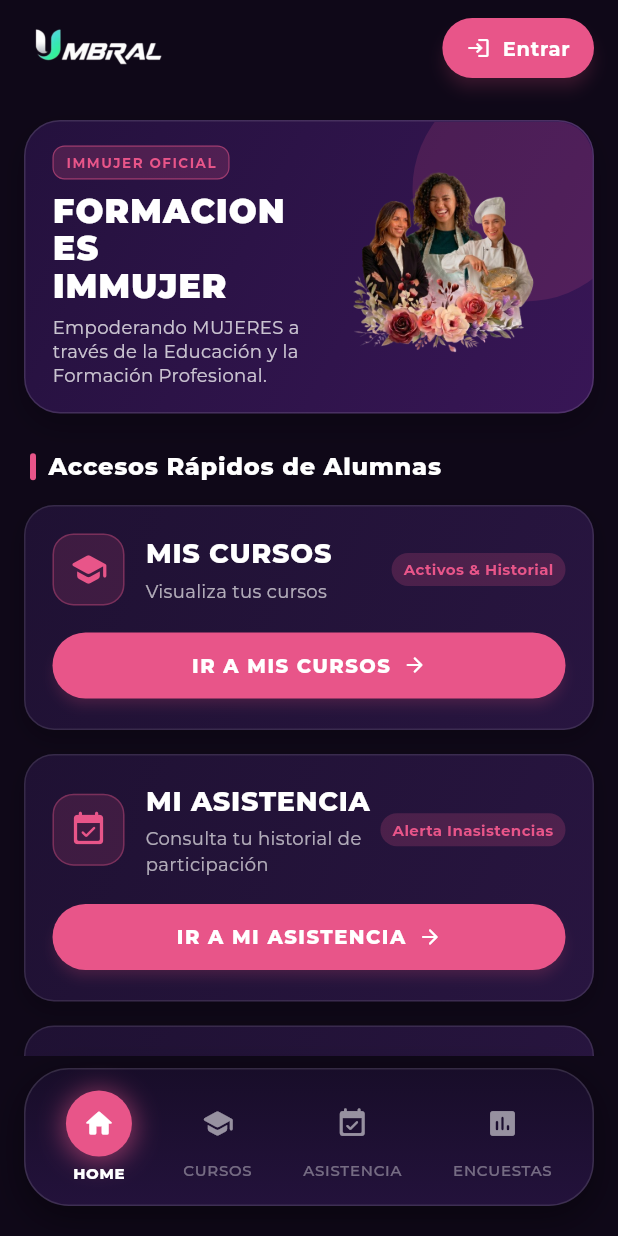
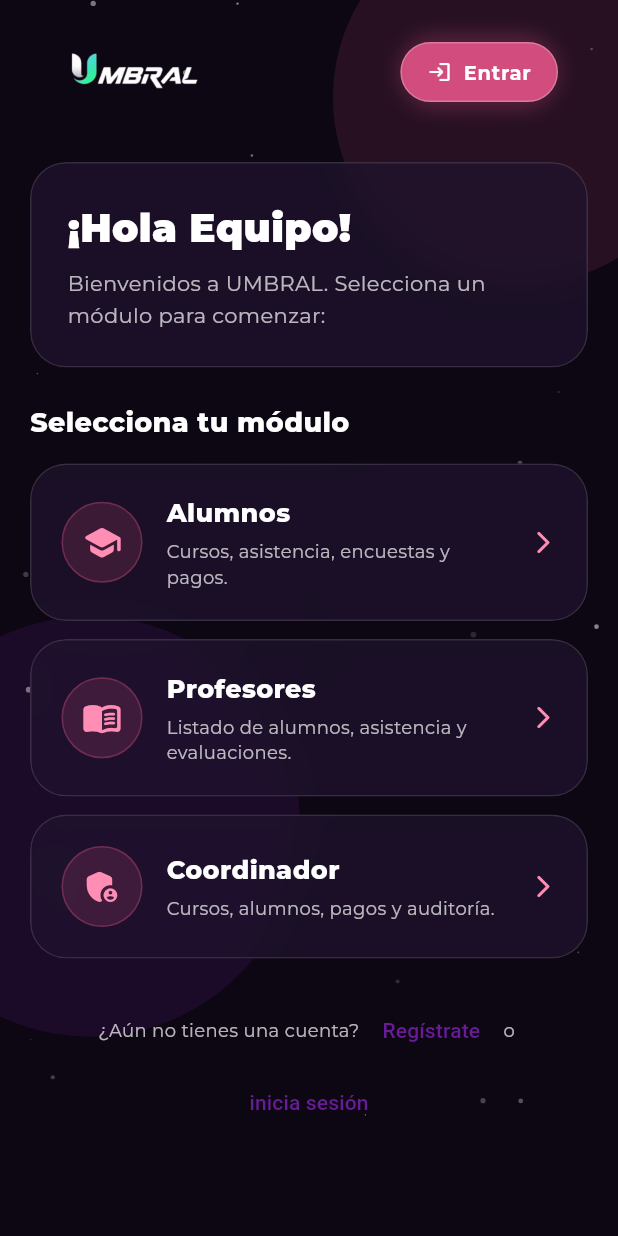
Before and after one commit to VladimirArguelles/umbral_immujer, a Flutter app: the screen it shows after launch, on a phone screen of 412 x 824 dp. Run offline on Flutter 3.47's test engine with Material 3 defaults, Android fonts, the phone set to English and light mode, and no system bars; our stand-ins replace flutter_dotenv, google_fonts, image_picker, supabase_flutter; accounts and stored records are empty.

Commit message:
feat(ui): agregar landing y mejorar navegacion
Co-authored-by: Copilot <223556219+Copilot@users.noreply.github.com>

```diff
--- a/lib/features/home/presentation/widgets/custom_top_bar.dart
+++ b/lib/features/home/presentation/widgets/custom_top_bar.dart
@@ -16,18 +16,23 @@ class CustomTopBar extends StatelessWidget {
   Widget build(BuildContext context) {
     return Padding(
       padding: const EdgeInsets.symmetric(horizontal: 16.0, vertical: 8.0),
-      child: Row(
-        mainAxisAlignment: MainAxisAlignment.spaceBetween,
+      child: LayoutBuilder(
+        builder: (context, constraints) {
+          final logoHeight = constraints.maxWidth < 350 ? 36.0 : 48.0;
+
+          return SizedBox(
+            height: 56,
+            child: Stack(
+              alignment: Alignment.center,
               children: [
-          // Logotipo Oficial UMBRAL
+                // Logotipo Oficial UMBRAL centrado en la barra
                 Hero(
                   tag: 'app_logo_umbral',
                   child: Image.asset(
                     'assets/images/Logo Umbral.png',
-              height: 36,
+                    height: logoHeight,
                     fit: BoxFit.contain,
                     errorBuilder: (context, error, stackTrace) {
-                // Fallback tipográfico si la imagen no se carga
                       return Text(
                         'UMBRAL',
                         style: GoogleFonts.montserrat(
@@ -41,15 +46,19 @@ class CustomTopBar extends StatelessWidget {
                   ),
                 ),
 
-          // Lado Derecho: Botón estilo píldora "Entrar"
-          ElevatedButton.icon(
+                Align(
+                  alignment: Alignment.centerRight,
+                  child: ElevatedButton.icon(
                     style: ElevatedButton.styleFrom(
                       backgroundColor: HomeThemeColors.accentPink,
                       foregroundColor: Colors.white,
                       elevation: 4,
                       shadowColor: HomeThemeColors.accentPinkGlow,
                       shape: const StadiumBorder(),
-              padding: const EdgeInsets.symmetric(horizontal: 16, vertical: 10),
+                      padding: const EdgeInsets.symmetric(
+                        horizontal: 16,
+                        vertical: 10,
+                      ),
                     ),
                     onPressed: onLoginPressed ??
                         () {
@@ -69,7 +78,11 @@ class CustomTopBar extends StatelessWidget {
                       ),
                     ),
                   ),
+                ),
               ],
+            ),
+          );
+        },
       ),
     );
   }
--- a/lib/features/home/presentation/widgets/floating_bottom_bar.dart
+++ b/lib/features/home/presentation/widgets/floating_bottom_bar.dart
@@ -1,3 +1,5 @@
+import 'dart:ui' show ImageFilter;
+
 import 'package:flutter/material.dart';
 import 'package:google_fonts/google_fonts.dart';
 import 'package:umbral_immujer/features/home/presentation/theme/home_theme_colors.dart';
@@ -21,88 +23,132 @@ class FloatingBottomBar extends StatelessWidget {
       {'label': 'ENCUESTAS', 'icon': Icons.poll_rounded},
     ];
 
+    final borderRadius = BorderRadius.circular(40);
+
     return Container(
-      margin: const EdgeInsets.only(left: 16, right: 16, bottom: 20, top: 8),
-      padding: const EdgeInsets.symmetric(horizontal: 10, vertical: 8),
+      margin: const EdgeInsets.symmetric(horizontal: 20, vertical: 8),
       decoration: BoxDecoration(
-        borderRadius: BorderRadius.circular(30),
-        gradient: HomeThemeColors.navBarGradient,
-        border: Border.all(color: Colors.white12, width: 1),
+        borderRadius: borderRadius,
         boxShadow: const [
           BoxShadow(
-            color: Color(0x66000000),
+            color: Color(0x80000000),
+            offset: Offset(0, 10),
             blurRadius: 20,
-            offset: Offset(0, 8),
+            spreadRadius: 2,
+          ),
+          BoxShadow(
+            color: Color(0x0DFFFFFF),
+            offset: Offset(0, -2),
+            blurRadius: 5,
           ),
         ],
       ),
+      child: ClipRRect(
+        borderRadius: borderRadius,
+        child: BackdropFilter(
+          filter: ImageFilter.blur(sigmaX: 10, sigmaY: 10),
+          child: Container(
+            height: 88,
+            decoration: BoxDecoration(
+              color: const Color(0xFF160B22).withValues(alpha: 0.82),
+              borderRadius: borderRadius,
+              border: Border.all(
+                color: Colors.white.withValues(alpha: 0.1),
+                width: 1.5,
+              ),
+            ),
             child: Row(
-        mainAxisAlignment: MainAxisAlignment.spaceAround,
               children: List.generate(items.length, (index) {
                 final isSelected = index == currentIndex;
                 final item = items[index];
 
-          return GestureDetector(
+                return Expanded(
+                  child: GestureDetector(
                     onTap: () => onTabSelected(index),
                     behavior: HitTestBehavior.opaque,
                     child: AnimatedContainer(
-              duration: const Duration(milliseconds: 250),
-              curve: Curves.easeOutCubic,
-              padding: const EdgeInsets.symmetric(horizontal: 14, vertical: 6),
+                      duration: const Duration(milliseconds: 300),
+                      curve: Curves.easeInOut,
+                      padding: const EdgeInsets.symmetric(vertical: 4),
                       child: Column(
                         mainAxisSize: MainAxisSize.min,
+                        mainAxisAlignment: MainAxisAlignment.center,
                         children: [
-                  // Contenedor del ícono
-                  isSelected
-                      ? Container(
-                          width: 44,
-                          height: 44,
+                          AnimatedContainer(
+                            duration: const Duration(milliseconds: 300),
+                            curve: Curves.easeInOut,
+                            width: 42,
+                            height: 42,
                             decoration: BoxDecoration(
                               shape: BoxShape.circle,
-                            color: HomeThemeColors.activeIconContainer,
-                            boxShadow: [
+                              gradient: LinearGradient(
+                                begin: Alignment.topLeft,
+                                end: Alignment.bottomRight,
+                                colors: isSelected
+                                    ? [
+                                        HomeThemeColors.accentPink,
+                                        const Color(0xFF9C27B0),
+                                      ]
+                                    : [
+                                        const Color(0xFF231435),
+                                        const Color(0xFF12081C),
+                                      ],
+                              ),
+                              boxShadow: isSelected
+                                  ? [
                                       BoxShadow(
-                                color: HomeThemeColors.accentPink.withValues(alpha: 0.55),
-                                blurRadius: 14,
+                                        color: HomeThemeColors.accentPink
+                                            .withValues(alpha: 0.6),
+                                        blurRadius: 12,
                                         spreadRadius: 2,
-                                offset: const Offset(0, 2),
+                                      ),
+                                    ]
+                                  : [
+                                      const BoxShadow(
+                                        color: Color(0x99000000),
+                                        offset: Offset(2, 2),
+                                        blurRadius: 4,
+                                      ),
+                                      const BoxShadow(
+                                        color: Color(0x0DFFFFFF),
+                                        offset: Offset(-1, -1),
+                                        blurRadius: 3,
                                       ),
                                     ],
                             ),
                             child: Icon(
                               item['icon'] as IconData,
+                              color: isSelected ? Colors.white : Colors.white60,
                               size: 22,
-                            color: Colors.white,
-                          ),
-                        )
-                      : Container(
-                          width: 40,
-                          height: 40,
-                          alignment: Alignment.center,
-                          child: Icon(
-                            item['icon'] as IconData,
-                            size: 22,
-                            color: Colors.white54,
                             ),
                           ),
-
-                  const SizedBox(height: 4),
-
-                  // Texto del Tab
-                  Text(
+                          const SizedBox(height: 3),
+                          FittedBox(
+                            fit: BoxFit.scaleDown,
+                            child: Text(
                               item['label'] as String,
+                              maxLines: 1,
                               style: GoogleFonts.montserrat(
-                      fontSize: 10,
-                      fontWeight: isSelected ? FontWeight.w800 : FontWeight.w500,
-                      letterSpacing: 0.5,
-                      color: isSelected ? Colors.white : Colors.white38,
+                                fontSize: 9,
+                                fontWeight: isSelected
+                                    ? FontWeight.w800
+                                    : FontWeight.w500,
+                                letterSpacing: 0.4,
+                                color: isSelected
+                                    ? Colors.white
+                                    : Colors.white60,
+                              ),
                             ),
                           ),
                         ],
                       ),
                     ),
+                  ),
                 );
               }),
+            ),
+          ),
+        ),
       ),
     );
   }
--- a/lib/features/home/presentation/widgets/hero_banner.dart
+++ b/lib/features/home/presentation/widgets/hero_banner.dart
@@ -61,7 +61,7 @@ class HeroBanner extends StatelessWidget {
                 children: [
                   // Lado Izquierdo: Textos y Título
                   Expanded(
-                    flex: 5,
+                    flex: 4,
                     child: Column(
                       crossAxisAlignment: CrossAxisAlignment.start,
                       mainAxisSize: MainAxisSize.min,
@@ -120,9 +120,9 @@ class HeroBanner extends StatelessWidget {
 
                   // Lado Derecho: Ilustración gráfica del banner ampliada
                   Expanded(
-                    flex: 5,
+                    flex: 6,
                     child: SizedBox(
-                      height: 155, // Tamaño incrementado para mayor presencia e impacto visual
+                      height: 220,
                       child: Image.asset(
                         imagePath,
                         fit: BoxFit.contain,
--- /dev/null
+++ b/lib/features/landing/presentation/pages/landing_page.dart
@@ -0,0 +1,150 @@
+import 'dart:ui' show ImageFilter;
+
+import 'package:flutter/material.dart';
+import 'package:google_fonts/google_fonts.dart';
+import 'package:umbral_immujer/features/landing/presentation/widgets/landing_top_bar.dart';
+import 'package:umbral_immujer/features/landing/presentation/widgets/module_card.dart';
+import 'package:umbral_immujer/features/landing/presentation/widgets/particles_background.dart';
+
+/// Pantalla de bienvenida para elegir un módulo e iniciar la autenticación.
+class LandingPage extends StatelessWidget {
+  const LandingPage({super.key});
+
+  void _openAuth(BuildContext context) {
+    Navigator.of(context).pushNamed('/login');
+  }
+
+  @override
+  Widget build(BuildContext context) {
+    return Scaffold(
+      backgroundColor: const Color(0xFF0D0714),
+      body: ParticlesBackground(
+        child: SafeArea(
+          child: SingleChildScrollView(
+            padding: const EdgeInsets.symmetric(vertical: 12),
+            child: Center(
+              child: ConstrainedBox(
+                constraints: const BoxConstraints(maxWidth: 720),
+                child: Padding(
+                  padding: const EdgeInsets.symmetric(horizontal: 20),
+                  child: Column(
+                    crossAxisAlignment: CrossAxisAlignment.stretch,
+                    children: [
+                      // El encabezado ofrece acceso directo al inicio de sesión.
+                      LandingTopBar(onLoginPressed: () => _openAuth(context)),
+                      const SizedBox(height: 24),
+                      _buildWelcomeCard(),
+                      const SizedBox(height: 24),
+                      Text(
+                        'Selecciona tu módulo',
+                        style: GoogleFonts.montserrat(
+                          color: Colors.white,
+                          fontSize: 18,
+                          fontWeight: FontWeight.w800,
+                        ),
+                      ),
+                      const SizedBox(height: 14),
+                      // El inicio de sesión verifica el perfil y abre el panel de su rol.
+                      ModuleCard(
+                        title: 'Alumnos',
+                        description: 'Cursos, asistencia, encuestas y pagos.',
+                        icon: Icons.school_rounded,
+                        onTap: () => _openAuth(context),
+                      ),
+                      const SizedBox(height: 12),
+                      ModuleCard(
+                        title: 'Profesores',
+                        description:
+                            'Listado de alumnos, asistencia y evaluaciones.',
+                        icon: Icons.menu_book_rounded,
+                        onTap: () => _openAuth(context),
+                      ),
+                      const SizedBox(height: 12),
+                      ModuleCard(
+                        title: 'Coordinador',
+                        description: 'Cursos, alumnos, pagos y auditoría.',
+                        icon: Icons.admin_panel_settings_rounded,
+                        onTap: () => _openAuth(context),
+                      ),
+                      const SizedBox(height: 24),
+                      _buildAuthFooter(context),
+                      const SizedBox(height: 20),
+                    ],
+                  ),
+                ),
+              ),
+            ),
+          ),
+        ),
+      ),
+    );
+  }
+
+  /// Presenta el saludo dentro de una superficie de vidrio esmerilado.
+  Widget _buildWelcomeCard() {
+    final borderRadius = BorderRadius.circular(24);
+
+    return ClipRRect(
+      borderRadius: borderRadius,
+      child: BackdropFilter(
+        filter: ImageFilter.blur(sigmaX: 14, sigmaY: 14),
+        child: Container(
+          padding: const EdgeInsets.all(24),
+          decoration: BoxDecoration(
+            color: const Color(0xFF1F132D).withValues(alpha: 0.7),
+            borderRadius: borderRadius,
+            border: Border.all(color: Colors.white.withValues(alpha: 0.12)),
+          ),
+          child: Column(
+            crossAxisAlignment: CrossAxisAlignment.start,
+            children: [
+              Text(
+                '¡Hola Equipo!',
+                style: GoogleFonts.montserrat(
+                  color: Colors.white,
+                  fontSize: 26,
+                  fontWeight: FontWeight.w900,
+                ),
+              ),
+              const SizedBox(height: 8),
+              Text(
+                'Bienvenidos a UMBRAL. Selecciona un módulo para comenzar:',
+                style: GoogleFonts.montserrat(
+                  color: Colors.white70,
+                  fontSize: 14,
+                  height: 1.5,
+                ),
+              ),
+            ],
+          ),
+        ),
+      ),
+    );
+  }
+
+  /// Mantiene registro e inicio de sesión como acciones independientes.
+  Widget _buildAuthFooter(BuildContext context) {
+    return Wrap(
+      alignment: WrapAlignment.center,
+      crossAxisAlignment: WrapCrossAlignment.center,
+      children: [
+        Text(
+          '¿Aún no tienes una cuenta? ',
+          style: GoogleFonts.montserrat(color: Colors.white70, fontSize: 12),
+        ),
+        TextButton(
+          onPressed: () => Navigator.of(context).pushNamed('/register'),
+          child: const Text('Regístrate'),
+        ),
+        Text(
+          ' o ',
+          style: GoogleFonts.montserrat(color: Colors.white70, fontSize: 12),
+        ),
+        TextButton(
+          onPressed: () => _openAuth(context),
+          child: const Text('inicia sesión'),
+        ),
+      ],
+    );
+  }
+}
--- /dev/null
+++ b/lib/features/landing/presentation/widgets/landing_top_bar.dart
@@ -0,0 +1,78 @@
+import 'package:flutter/material.dart';
+import 'package:google_fonts/google_fonts.dart';
+
+/// Barra superior para la pantalla de inicio / Gateway
+class LandingTopBar extends StatelessWidget {
+  final VoidCallback onLoginPressed;
+
+  const LandingTopBar({super.key, required this.onLoginPressed});
+
+  @override
+  Widget build(BuildContext context) {
+    return Padding(
+      padding: const EdgeInsets.symmetric(horizontal: 20.0, vertical: 12.0),
+      child: Row(
+        mainAxisAlignment: MainAxisAlignment.spaceBetween,
+        children: [
+          // Logotipo Oficial UMBRAL
+          Hero(
+            tag: 'app_logo_umbral',
+            child: Image.asset(
+              'assets/images/Logo Umbral.png',
+              height: 36,
+              fit: BoxFit.contain,
+              errorBuilder: (context, error, stackTrace) {
+                return Text(
+                  'UMBRAL',
+                  style: GoogleFonts.montserrat(
+                    fontSize: 22,
+                    fontWeight: FontWeight.w900,
+                    letterSpacing: 2.0,
+                    color: Colors.white,
+                  ),
+                );
+              },
+            ),
+          ),
+
+          // Botón estilo píldora rosa/magenta translúcido "Entrar"
+          Container(
+            decoration: BoxDecoration(
+              borderRadius: BorderRadius.circular(30),
+              boxShadow: [
+                BoxShadow(
+                  color: const Color(0xFFE85589).withValues(alpha: 0.25),
+                  blurRadius: 10,
+                  spreadRadius: 1,
+                ),
+              ],
+            ),
+            child: ElevatedButton.icon(
+              style: ElevatedButton.styleFrom(
+                backgroundColor: const Color(0xFFE85589).withValues(alpha: 0.85),
+                foregroundColor: Colors.white,
+                elevation: 0,
+                shape: const StadiumBorder(),
+                side: BorderSide(
+                  color: Colors.white.withValues(alpha: 0.25),
+                  width: 1,
+                ),
+                padding: const EdgeInsets.symmetric(horizontal: 18, vertical: 10),
+              ),
+              onPressed: onLoginPressed,
+              icon: const Icon(Icons.login_rounded, size: 16),
+              label: Text(
+                'Entrar',
+                style: GoogleFonts.montserrat(
+                  fontSize: 13,
+                  fontWeight: FontWeight.w700,
+                  letterSpacing: 0.5,
+                ),
+              ),
+            ),
+          ),
+        ],
+      ),
+    );
+  }
+}
--- /dev/null
+++ b/lib/features/landing/presentation/widgets/module_card.dart
@@ -0,0 +1,101 @@
+import 'dart:ui' show ImageFilter;
+
+import 'package:flutter/material.dart';
+import 'package:google_fonts/google_fonts.dart';
+
+/// Tarjeta translúcida reutilizable para acceder a cada módulo de UMBRAL.
+class ModuleCard extends StatelessWidget {
+  final String title;
+  final String description;
+  final IconData icon;
+  final VoidCallback onTap;
+
+  const ModuleCard({
+    super.key,
+    required this.title,
+    required this.description,
+    required this.icon,
+    required this.onTap,
+  });
+
+  @override
+  Widget build(BuildContext context) {
+    final borderRadius = BorderRadius.circular(24);
+
+    return ClipRRect(
+      borderRadius: borderRadius,
+      child: BackdropFilter(
+        filter: ImageFilter.blur(sigmaX: 14, sigmaY: 14),
+        child: Container(
+          decoration: BoxDecoration(
+            color: const Color(0xFF1F132D).withValues(alpha: 0.7),
+            borderRadius: borderRadius,
+            border: Border.all(color: Colors.white.withValues(alpha: 0.12)),
+          ),
+          child: Material(
+            color: Colors.transparent,
+            child: InkWell(
+              onTap: onTap,
+              borderRadius: borderRadius,
+              child: Padding(
+                padding: const EdgeInsets.all(20),
+                child: Row(
+                  children: [
+                    // El círculo de color ayuda a distinguir cada módulo.
+                    Container(
+                      width: 54,
+                      height: 54,
+                      decoration: BoxDecoration(
+                        shape: BoxShape.circle,
+                        color: const Color(0xFFE85589).withValues(alpha: 0.16),
+                        border: Border.all(
+                          color: const Color(0xFFE85589).withValues(alpha: 0.3),
+                        ),
+                      ),
+                      child: Icon(
+                        icon,
+                        color: const Color(0xFFFF8DB4),
+                        size: 27,
+                      ),
+                    ),
+                    const SizedBox(width: 16),
+                    Expanded(
+                      child: Column(
+                        crossAxisAlignment: CrossAxisAlignment.start,
+                        children: [
+                          Text(
+                            title,
+                            style: GoogleFonts.montserrat(
+                              color: Colors.white,
+                              fontSize: 17,
+                              fontWeight: FontWeight.w800,
+                            ),
+                          ),
+                          const SizedBox(height: 5),
+                          Text(
+                            description,
+                            style: GoogleFonts.montserrat(
+                              color: Colors.white70,
+                              fontSize: 12,
+                              height: 1.45,
+                            ),
+                          ),
+                        ],
+                      ),
+                    ),
+                    const SizedBox(width: 12),
+                    const Icon(
+                      Icons.arrow_forward_ios_rounded,
+                      color: Color(0xFFFF8DB4),
+                      size: 18,
+                    ),
+                  ],
+                ),
+              ),
+            ),
+          ),
+        ),
+      ),
+    );
+  }
+}
--- /dev/null
+++ b/lib/features/landing/presentation/widgets/particles_background.dart
@@ -0,0 +1,74 @@
+import 'dart:math';
+import 'package:flutter/material.dart';
+
+/// Fondo estrellado sutil y con gradientes ambientales para la Landing Page
+class ParticlesBackground extends StatelessWidget {
+  final Widget child;
+
+  const ParticlesBackground({super.key, required this.child});
+
+  @override
+  Widget build(BuildContext context) {
+    return Container(
+      color: const Color(0xFF0D0714), // Fondo oscuro profundo
+      child: Stack(
+        children: [
+          // Luces ambientales difuminadas (Glows púrpuras y magenta)
+          Positioned(
+            top: -60,
+            right: -60,
+            child: Container(
+              width: 250,
+              height: 250,
+              decoration: BoxDecoration(
+                shape: BoxShape.circle,
+                color: const Color(0xFFE85589).withValues(alpha: 0.12),
+              ),
+            ),
+          ),
+          Positioned(
+            bottom: 100,
+            left: -80,
+            child: Container(
+              width: 280,
+              height: 280,
+              decoration: BoxDecoration(
+                shape: BoxShape.circle,
+                color: const Color(0xFF6A1B9A).withValues(alpha: 0.16),
+              ),
+            ),
+          ),
+          Positioned.fill(
+            child: CustomPaint(
+              painter: _StarsPainter(),
+            ),
+          ),
+          child,
+        ],
+      ),
+    );
+  }
+}
+
+class _StarsPainter extends CustomPainter {
+  final Random _random = Random(42); // Semilla fija para mantener estrellas estables
+
+  @override
+  void paint(Canvas canvas, Size size) {
+    final paint = Paint()..color = Colors.white;
+
+    // Dibujar 45 partículas/estrellas sutiles difuminadas
+    for (int i = 0; i < 45; i++) {
+      final x = _random.nextDouble() * size.width;
+      final y = _random.nextDouble() * size.height;
+      final radius = _random.nextDouble() * 1.6 + 0.4;
+      final opacity = _random.nextDouble() * 0.45 + 0.1;
+
+      paint.color = Colors.white.withValues(alpha: opacity);
+      canvas.drawCircle(Offset(x, y), radius, paint);
+    }
+  }
+
+  @override
+  bool shouldRepaint(covariant CustomPainter oldDelegate) => false;
+}
--- a/lib/main.dart
+++ b/lib/main.dart
@@ -1,8 +1,10 @@
 import 'package:flutter/material.dart';
+
 import 'src/core/config/supabase_config.dart';
 import 'src/core/theme/app_theme.dart';
-import 'features/home/presentation/pages/home_page.dart';
+import 'features/landing/presentation/pages/landing_page.dart';
 import 'src/features/auth/presentation/login_screen.dart';
+import 'src/features/auth/presentation/register_screen.dart';
 
 Future<void> main() async {
   WidgetsFlutterBinding.ensureInitialized();
@@ -22,9 +24,10 @@ class UmbralApp extends StatelessWidget {
       title: 'UMBRAL - IMMUJER',
       debugShowCheckedModeBanner: false,
       theme: AppTheme.lightTheme,
-      home: const HomePage(),
+      home: const LandingPage(),
       routes: {
         '/login': (_) => const LoginScreen(),
+        '/register': (_) => const RegisterScreen(),
       },
     );
   }
```
Lines whose indentation alone changed are shown as unchanged.
